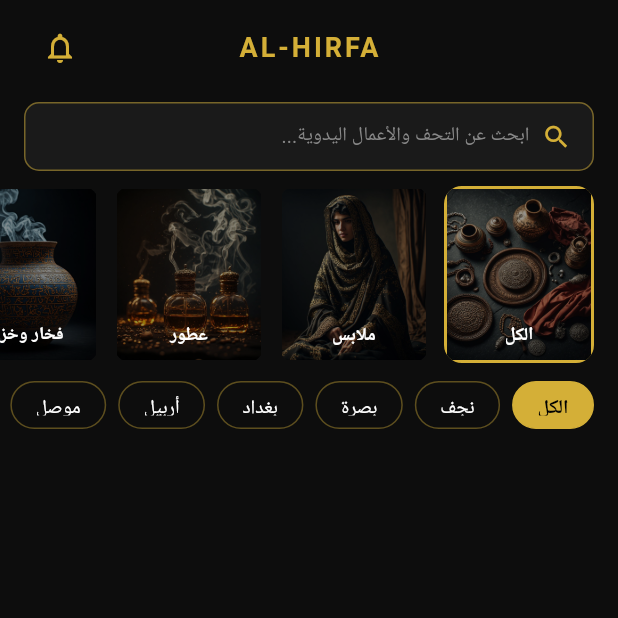
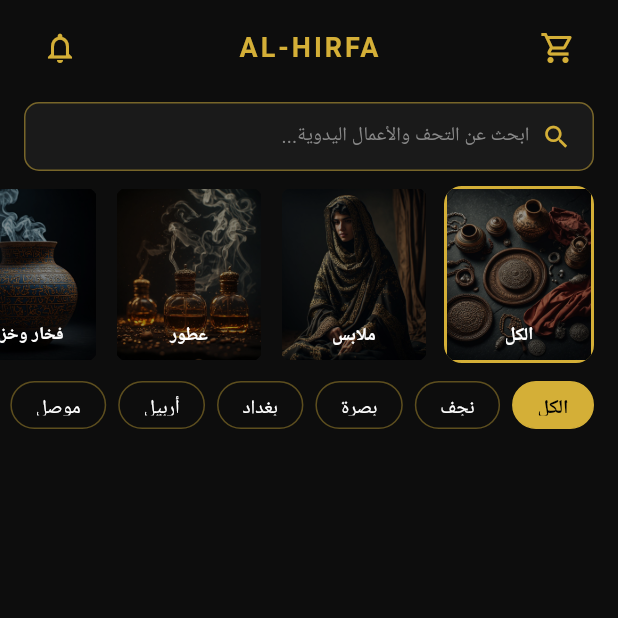
Before and after one commit to btar457/AL_HIRFA, a Flutter app: the MarketplaceScreen screen opened directly, on a phone screen of 412 x 824 dp, the top half of it. Run offline on Flutter 3.47's test engine with Material 3 defaults, Android fonts, the phone set to English and light mode, and no system bars; our stand-ins replace cached_network_image, cloud_firestore, connectivity_plus, firebase_auth, firebase_core, firebase_messaging and 6 more; accounts and stored records are empty; Roboto replaces fonts that are missing (Cairo).

Commit message:
Add cart entry point to marketplace screen
CartScreen and CheckoutScreen were fully implemented and functional but
unreachable from anywhere in the UI -- the only cart-related action was
"add to cart" (a SnackBar), so no customer could ever open their cart or
check out. Adds a cart icon with a live item-count badge to the
marketplace header, wired to the existing CartProvider.

```diff
--- a/lib/screens/customer/marketplace_screen.dart
+++ b/lib/screens/customer/marketplace_screen.dart
@@ -5,10 +5,12 @@ import '../../models/categories.dart';
 import '../../models/marketplace_product.dart';
 import '../../models/product_model.dart';
 import '../../providers/auth_provider.dart';
+import '../../providers/cart_provider.dart';
 import '../../services/product_service.dart';
 import '../../widgets/common/loading_shimmer.dart';
 import '../../providers/notification_provider.dart';
 import '../../widgets/common/marketplace_product_card.dart';
+import 'cart_screen.dart';
 import 'product_detail_screen.dart';
 import 'search_screen.dart';
 import '../shared/notifications_screen.dart';
@@ -110,7 +112,28 @@ class _MarketplaceScreenState extends State<MarketplaceScreen> {
       child: Row(
         mainAxisAlignment: MainAxisAlignment.spaceBetween,
         children: [
-          const SizedBox(width: 48),
+          Consumer<CartProvider>(
+            builder: (context, cart, _) => Stack(
+              clipBehavior: Clip.none,
+              children: [
+                IconButton(
+                  icon: const Icon(Icons.shopping_cart_outlined, color: AppColors.gold),
+                  onPressed: () => Navigator.push(context, MaterialPageRoute(builder: (_) => const CartScreen())),
+                ),
+                if (cart.itemCount > 0)
+                  Positioned(
+                    top: 6,
+                    right: 6,
+                    child: Container(
+                      padding: const EdgeInsets.symmetric(horizontal: 4),
+                      constraints: const BoxConstraints(minWidth: 16, minHeight: 16),
+                      decoration: const BoxDecoration(color: Colors.red, shape: BoxShape.circle),
+                      child: Text('${cart.itemCount}', textAlign: TextAlign.center, style: const TextStyle(color: Colors.white, fontSize: 10, fontWeight: FontWeight.bold)),
+                    ),
+                  ),
+              ],
+            ),
+          ),
           const Text('AL-HIRFA', style: TextStyle(color: AppColors.gold, fontWeight: FontWeight.bold, fontSize: 18, letterSpacing: 2)),
           Consumer<NotificationProvider>(
             builder: (context, notifications, _) => Stack(
```
